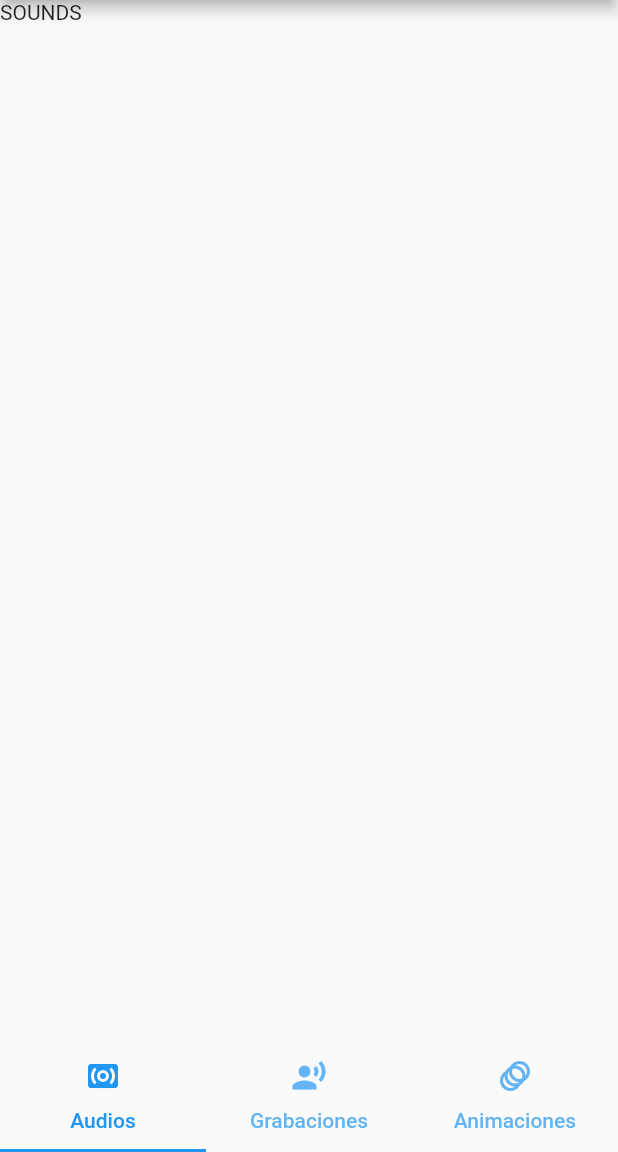
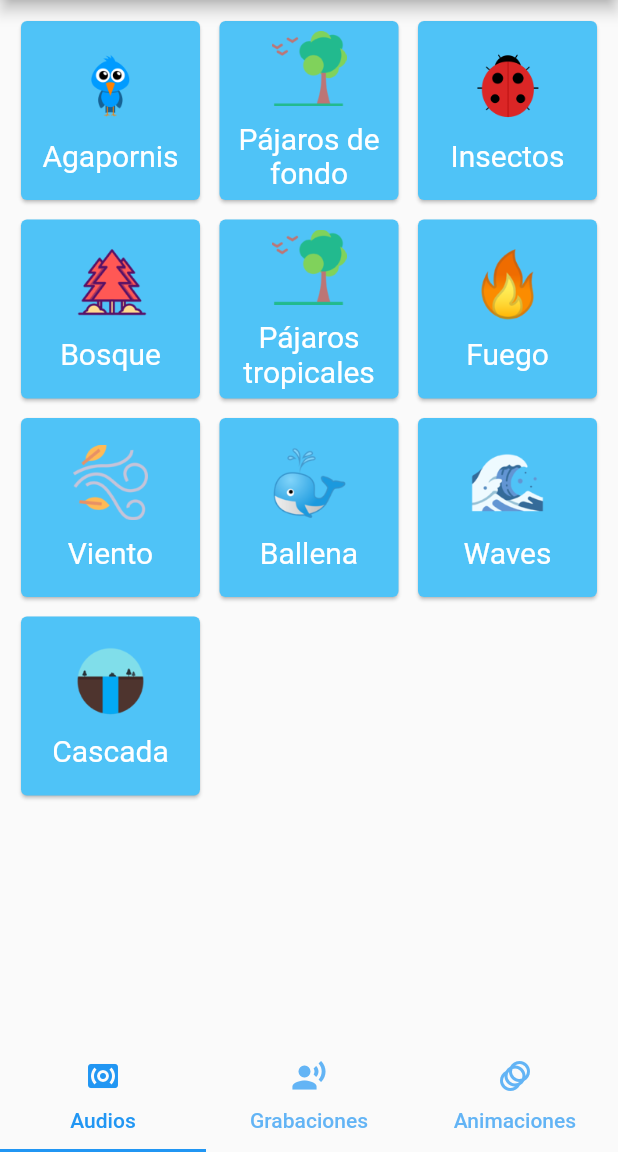
Before and after one commit to omarpecos/app-flutter-babypacifier, a Flutter app: the screen it shows after launch, on a phone screen of 412 x 824 dp, the part 84-1236 px from its top. Run offline on Flutter 3.47's test engine with Material 2 defaults, Android fonts, the phone set to English and light mode, and no system bars; our stand-ins replace assets_audio_player.

Commit message:
Sounds Tab

```diff
--- a/lib/main.dart
+++ b/lib/main.dart
@@ -4,9 +4,9 @@ import 'package:baby_pacifier/pages/sounds.dart';
 import 'package:flutter/material.dart';
 
  void main() {
- runApp(MaterialApp(
-  home : App())
-);
+  runApp(MaterialApp(
+    home : App())
+  );
 }
 
 class App extends StatefulWidget {
--- /dev/null
+++ b/lib/models/SoundModel.dart
@@ -0,0 +1,61 @@
+
+class SoundModel{
+  String name;
+  String icon;
+  String path;
+
+  SoundModel({this.name,this.icon,this.path});
+}
+
+List<SoundModel> soundData = [
+  SoundModel(
+    name: 'Agapornis',
+    icon : 'assets/images/bird.png',
+    path: 'assets/sounds/birds.mp3'
+  ),
+   SoundModel(
+    name: 'Pájaros de fondo',
+    icon : 'assets/images/forest_birds.png',
+    path: 'assets/sounds/birds_far.mp3'
+  ),
+   SoundModel(
+    name: 'Insectos',
+    icon : 'assets/images/insects.png',
+    path: 'assets/sounds/forest_insects.mp3'
+  ),
+  SoundModel(
+    name: 'Bosque',
+    icon : 'assets/images/forest.png',
+    path: 'assets/sounds/forest_Australia.mp3'
+  ),
+   SoundModel(
+    name: 'Pájaros tropicales',
+    icon : 'assets/images/forest_birds.png',
+    path: 'assets/sounds/birds_safari.mp3'
+  ),
+  SoundModel(
+    name: 'Fuego',
+    icon : 'assets/images/fire.png',
+    path: 'assets/sounds/incinerator_fire.mp3'
+  ),
+   SoundModel(
+    name: 'Viento',
+    icon : 'assets/images/wind.png',
+    path: 'assets/sounds/light_wind.mp3'
+  ),
+  SoundModel(
+    name: 'Ballena',
+    icon : 'assets/images/whale.png',
+    path: 'assets/sounds/whale.mp3'
+  ),
+   SoundModel(
+    name: 'Waves',
+    icon : 'assets/images/waves.png',
+    path: 'assets/sounds/waves.mp3'
+  ),
+   SoundModel(
+    name: 'Cascada',
+    icon : 'assets/images/waterfall.png',
+    path: 'assets/sounds/waterfall.mp3'
+  )
+];
--- a/lib/pages/sounds.dart
+++ b/lib/pages/sounds.dart
@@ -1,4 +1,7 @@
 import 'package:flutter/material.dart';
+
+import 'package:baby_pacifier/models/SoundModel.dart';
+import 'package:assets_audio_player/assets_audio_player.dart';
 
 class Sounds extends StatefulWidget {
   @override
@@ -6,10 +9,51 @@ class Sounds extends StatefulWidget {
 }
 
 class _SoundsState extends State<Sounds> {
+
+AssetsAudioPlayer _myPlayer = new AssetsAudioPlayer();
+
+void play(String path,String name){
+    _myPlayer.open(
+      Audio(
+        path,
+        metas: Metas(
+          title: name,
+          album: 'Sonidos',
+        )
+      ),
+      loopMode: LoopMode.playlist,
+      showNotification: true,
+  );
+}
+
   @override
   Widget build(BuildContext context) {
     return Container(
-       child: Text('SOUNDS'),
+      padding: EdgeInsets.all(10),
+      child: GridView.builder(
+        gridDelegate: SliverGridDelegateWithMaxCrossAxisExtent(
+          maxCrossAxisExtent: 130.0,
+          crossAxisSpacing: 5.0,
+          mainAxisSpacing: 5.0,
+        ),
+        itemCount: soundData.length,
+        itemBuilder: (context, i) => Card(
+              color: Colors.lightBlue[300],
+              child: InkWell(
+                onTap: () => play(soundData[i].path,soundData[i].name),
+                child: Column(
+                  mainAxisAlignment: MainAxisAlignment.center,
+                  children: [
+                    Image(image: AssetImage(soundData[i].icon), width: 50,height: 50,),
+                    Padding(padding: EdgeInsets.all(5)),
+                    Text(soundData[i].name,
+                        textAlign: TextAlign.center,
+                        style: TextStyle(color: Colors.white, fontSize: 20)),
+                  ],
+                ),
+              ),
+            )
+          ),
     );
   }
 }
```
Also changed, not shown: pubspec.yaml (+5 -2 lines), assets/images/bird.png (added), assets/images/fire.png (added), assets/images/forest.png (added), assets/images/forest_birds.png (added), assets/images/insects.png (added), assets/images/waterfall.png (added), assets/images/waves.png (added), assets/images/whale.png (added), assets/images/wind.png (added), pubspec.lock, 8 other files.
